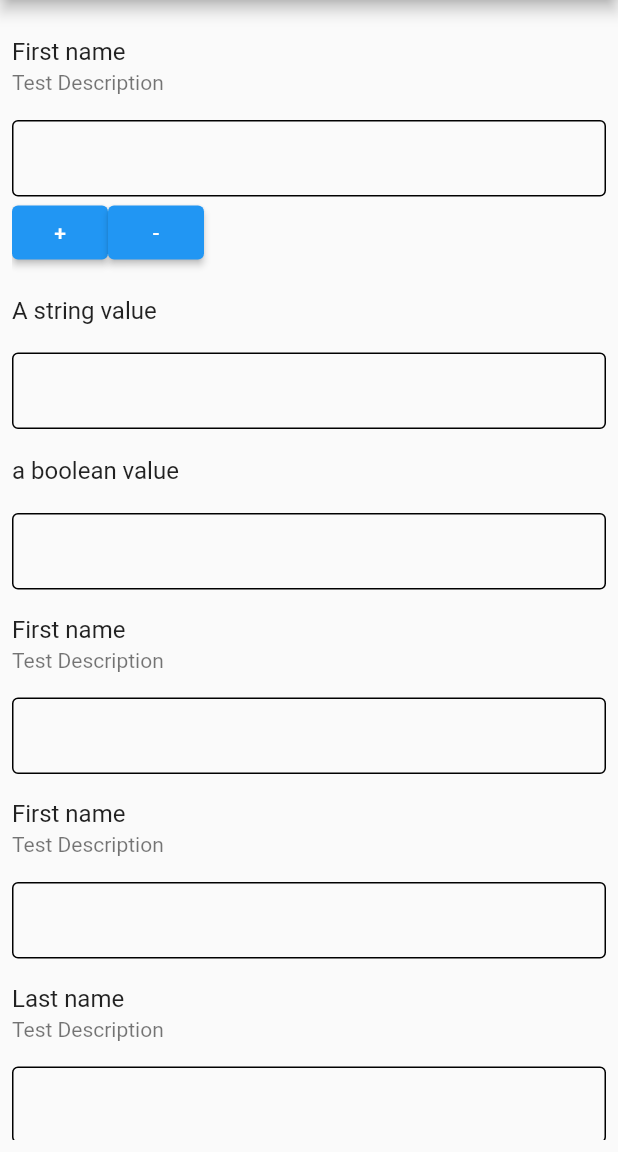
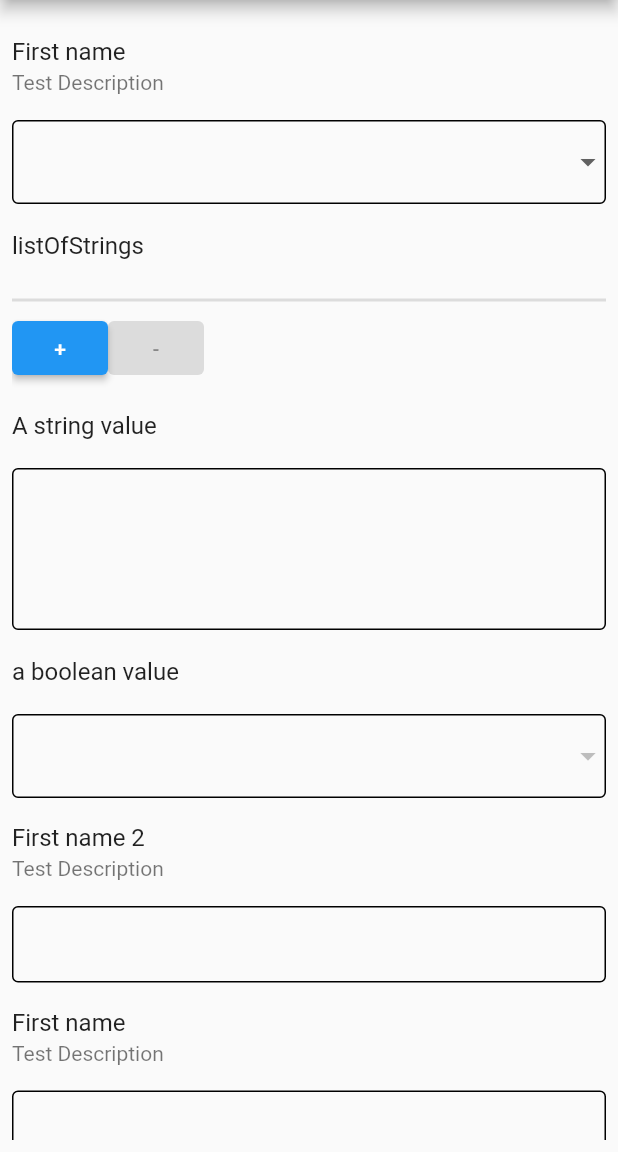
Before and after one commit to aTNa-Lab/atna_json_schema_form, a Flutter app: the screen it shows after launch, on a phone screen of 412 x 824 dp, the part 84-1236 px from its top. Run offline on Flutter 3.47's test engine with Material 2 defaults, Android fonts, the phone set to English and light mode, and no system bars.

```diff
--- a/lib/helpers/form_builder.dart
+++ b/lib/helpers/form_builder.dart
@@ -26,7 +26,6 @@ class FormBuilder extends StatelessWidget {
       itemCount: fields.length,
       itemBuilder: (context, index) {
         final model = fields[index];
-        print(model.id);
         return _mapModelToWidget(model);
       },
     );
--- /dev/null
+++ b/lib/helpers/form_serializer.dart
@@ -0,0 +1,92 @@
+import 'package:atna_json_schema_form/helpers/types.dart';
+import 'package:atna_json_schema_form/models/models.dart';
+import 'package:json_annotation/json_annotation.dart';
+
+class FormSerializer {
+  static List<Field> mapJsonToFields(Map<String, dynamic> schema, Map<String, dynamic>? uiSchema) {
+    Map<String, dynamic> fieldMap = schema;
+    List<Field> fields = [];
+    for (var field in fieldMap.entries) {
+      Map<String, dynamic> lui = uiSchema != null ? uiSchema[field.key] ?? {} : {};
+      fields.add(createModelFromSchema(field.key, field.value, lui));
+    }
+    return fields;
+  }
+
+  static Field createModelFromSchema(
+    String id,
+    Map<String, dynamic> schema,
+    Map<String, dynamic> ui,
+  ) {
+    return _getModelFromSchema(id: id, schema: schema, uiSchema: ui);
+  }
+
+  static Array _createArrayModel({
+    required String id,
+    required Map<String, dynamic> schema,
+    required Map<String, dynamic> uiSchema,
+  }) {
+    final items = schema['items'];
+    final itemsUi = uiSchema['items'];
+    if (items is List) {
+      final fields = _createFixedArrayFields(items, itemsUi);
+      return Array.fixed(id: id, items: fields);
+    } else if (items is Map<String, dynamic>) {
+      final itemType = createModelFromSchema('1', items, uiSchema) as TextFieldModel;
+      return Array.dynamic(id: id, itemType: itemType);
+    } else {
+      throw Exception('Incorrect type of items in $id');
+    }
+  }
+
+  static List<Field> _createFixedArrayFields(List items, List itemsUi) {
+    final fields = items.mapWithIndex((e, index) {
+      final field = e as Map<String, dynamic>;
+      final ui = itemsUi[index];
+      return createModelFromSchema(index.toString(), field, ui) as TextFieldModel;
+    }).toList();
+    return fields;
+  }
+
+  static Field _getModelFromSchema({
+    required String id,
+    required Map<String, dynamic> schema,
+    required Map<String, dynamic> uiSchema,
+  }) {
+    final type = $enumDecodeNullable(typeEnumMap, schema['type']);
+    switch (type) {
+      case FieldType.object:
+        return Section(id: id, fields: mapJsonToFields(schema['properties'], uiSchema));
+      case FieldType.array:
+        return _createArrayModel(id: id, schema: schema, uiSchema: uiSchema);
+      case FieldType.string:
+        return TextFieldModel(
+          id: id,
+          title: schema['title'],
+          description: schema['description'],
+          fieldType: type,
+          widgetType: $enumDecodeNullable(widgetEnumMap, uiSchema['ui:widget']),
+          enumOptions: schema['enum'],
+          enumNames: schema['enumNames'],
+        );
+      case FieldType.number:
+
+      case FieldType.integer:
+
+      case FieldType.boolean:
+
+      default:
+        return Section(fields: []);
+    }
+  }
+}
+
+extension on Iterable {
+  Iterable<T> mapWithIndex<T, E>(T Function(E e, int i) toElement) sync* {
+    int index = 0;
+    for (var value in this) {
+      yield toElement(value, index);
+      index++;
+    }
+  }
+}
--- a/lib/helpers/helpers.dart
+++ b/lib/helpers/helpers.dart
@@ -1,3 +1,3 @@
 export 'types.dart';
-export 'utilities.dart';
+export 'form_serializer.dart';
 export 'form_builder.dart';
--- a/lib/helpers/utilities.dart
+++ /dev/null
@@ -1,61 +0,0 @@
-import 'package:json_annotation/json_annotation.dart';
-
-import '../models/array.dart';
-import '../models/field.dart';
-import '../models/section.dart';
-import '../models/text_field.dart';
-import 'types.dart';
-
-class Utilities {
-  static List<Field> mapJsonToFields(Map<String, dynamic> json, Map<String, dynamic>? ui) {
-    Map<String, dynamic> fieldMap = json;
-    List<Field> fields = [];
-    for (var field in fieldMap.entries) {
-      Map<String, dynamic> lui = ui != null ? ui[field.key] ?? {} : {};
-      fields.add(createModelFromSchema(field.key, field.value, lui));
-    }
-    return fields;
-  }
-
-  static Field createModelFromSchema(String id, Map<String, dynamic> schema, Map<String, dynamic> ui) {
-    final field = schema;
-    final type = field['type'];
-    if (type == 'string') {
-      return TextFieldModel(
-        id: id,
-        title: field['title'],
-        description: field['description'],
-        fieldType: $enumDecodeNullable(typeEnumMap, type),
-        widgetType: $enumDecodeNullable(widgetEnumMap, ui['ui:widget']),
-        enumOptions: field['enum'],
-        enumNames: field['enumNames'],
-      );
-    } else if (type == 'array') {
-      final array = field['items'];
-      if (array is List) {
-        final fields = array.mapWithIndex((e, index) {
-          final field = e as Map<String, dynamic>;
-          return createModelFromSchema(index.toString(), field, ui[index] ?? {});
-        }).toList();
-        return Array(id: id, isFixed: true, items: fields);
-      } else if (array is Map<String, dynamic>) {
-        final itemType = createModelFromSchema('1', array, ui);
-        return Array(id: id, isFixed: false, itemType: itemType);
-      } else {
-        throw Exception('Incorrect type of items in $id');
-      }
-    } else {
-      return Section(id: id, fields: mapJsonToFields(field['properties'], ui));
-    }
-  }
-}
-
-extension on Iterable {
-  Iterable<T> mapWithIndex<T, E>(T Function(E e, int i) toElement) sync* {
-    int index = 0;
-    for (var value in this) {
-      yield toElement(value, index);
-      index++;
-    }
-  }
-}
--- a/lib/main.dart
+++ b/lib/main.dart
@@ -74,7 +74,7 @@ class _MyHomePageState extends State<MyHomePage> {
         },
         "firstName2": {
           "type": "string",
-          "title": "First name",
+          "title": "First name 2",
           "description": "Test Description",
           "enum": ["atai", "btai", "ctai"],
           "enumNames": ['1', '2']
--- a/lib/models/array.dart
+++ b/lib/models/array.dart
@@ -6,16 +6,33 @@ class Array extends Field {
   final List<Field>? items;
   final Field? itemType;
 
-  Array({
+  Array.dynamic({
     required String id,
     String? title,
     String? description,
     FieldType? fieldType,
     WidgetType? widgetType,
-    required this.isFixed,
-    this.items,
     this.itemType,
-  }) : super(
+  })  : isFixed = false,
+        items = null,
+        super(
+          id: id,
+          title: title,
+          description: description,
+          fieldType: fieldType,
+          widgetType: widgetType,
+        );
+
+  Array.fixed({
+    required String id,
+    String? title,
+    String? description,
+    FieldType? fieldType,
+    WidgetType? widgetType,
+    required this.items,
+  })  : itemType = null,
+        isFixed = true,
+        super(
           id: id,
           title: title,
           description: description,
--- a/lib/models/section.dart
+++ b/lib/models/section.dart
@@ -23,7 +23,7 @@ class Section extends Field {
       title: json['title'],
       description: json['description'],
       type: $enumDecodeNullable(typeEnumMap, json['type']),
-      fields: Utilities.mapJsonToFields(json['properties'], ui),
+      fields: FormSerializer.mapJsonToFields(json['properties'], ui),
     );
   }
 }
--- a/lib/widgets/array_widget.dart
+++ b/lib/widgets/array_widget.dart
@@ -1,6 +1,6 @@
-
 import 'package:atna_json_schema_form/helpers/helpers.dart';
 import 'package:atna_json_schema_form/models/models.dart';
+import 'package:atna_json_schema_form/widgets/widgets.dart';
 import 'package:flutter/material.dart';
 
 class ArrayWidget extends StatefulWidget {
@@ -20,7 +20,10 @@ class _ArrayWidgetState extends State<ArrayWidget> {
     if (widget.model.isFixed) {
       return FormBuilder(fields: widget.model.items!);
     } else {
-      return Column(
+      return FieldWrapper.section(
+        title: widget.model.fieldTitle,
+        description: widget.model.description,
+        child: Column(
           children: [
             FormBuilder(fields: fields),
             Row(
@@ -36,16 +39,17 @@ class _ArrayWidgetState extends State<ArrayWidget> {
                   child: const Text('+'),
                 ),
                 ElevatedButton(
-                onPressed: () {
+                  onPressed: fields.isNotEmpty ? () {
                     setState(() {
                       fields.removeLast();
                     });
-                },
+                  } : null,
                   child: const Text('-'),
                 ),
               ],
             )
           ],
+        ),
       );
     }
   }
--- a/lib/widgets/text_widget.dart
+++ b/lib/widgets/text_widget.dart
@@ -37,10 +37,18 @@ class _TextWidgetState extends State<TextWidget> {
             });
           },
           items: widget.model.dropdownItems);
+    } else if (widget.model.widgetType == WidgetType.textarea) {
+      field = TextFormField(
+        decoration: decoration,
+        // expands: true,
+        minLines: 4,
+        maxLines: 10,
+      );
+    } else {
+      field = TextFormField(
+        decoration: decoration,
+      );
     }
-    field = TextFormField(
-      decoration: decoration,
-    );
 
     return FieldWrapper(
       title: widget.model.fieldTitle,
```
Also changed, not shown: lib/widgets/section_widget.dart (+4 -3 lines). Lines whose indentation alone changed are shown as unchanged.
